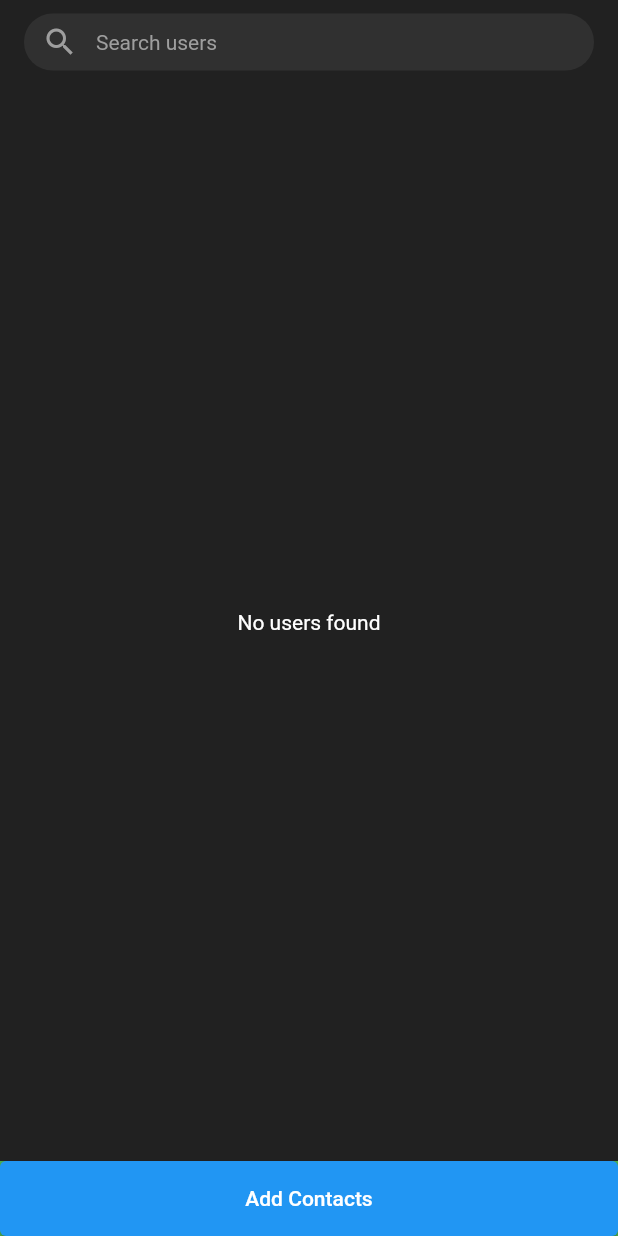
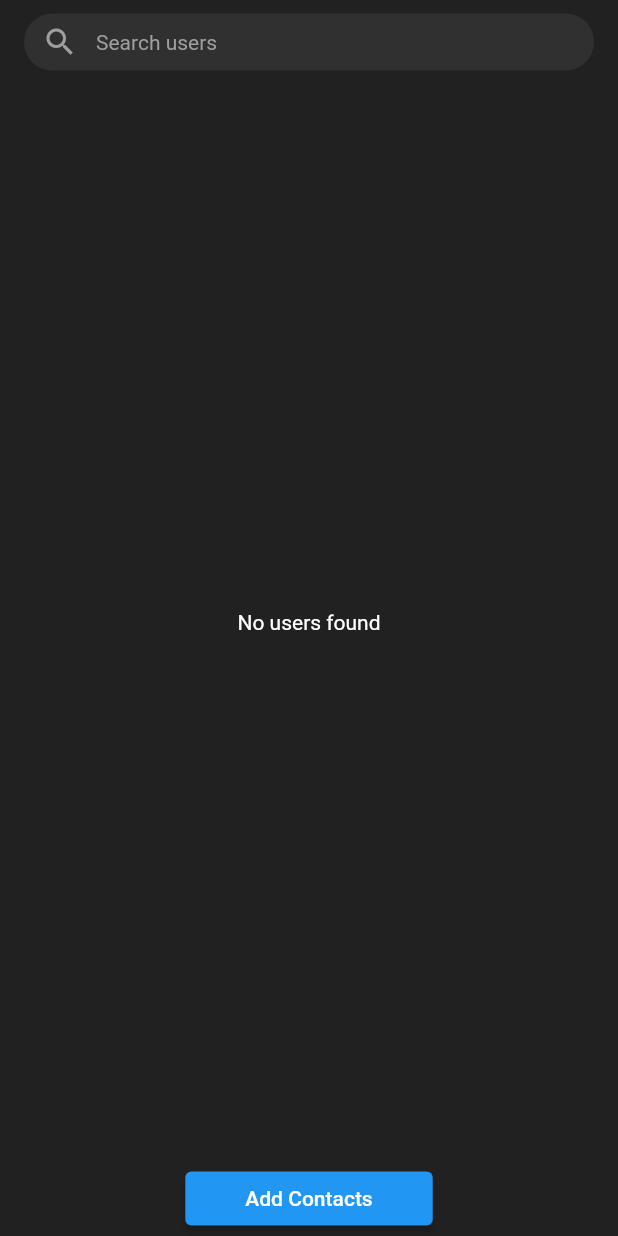
Before and after one commit to SeveralSnipe/GoogleSolutionChallenge2023, a Flutter app: the screen it shows after launch, on a phone screen of 412 x 824 dp. Run offline on Flutter 3.47's test engine with Material 2 defaults, Android fonts, the phone set to English and light mode, and no system bars; our stand-ins replace flutter_slidable.

Commit message:
final commit without backend

```diff
--- a/lib/main.dart
+++ b/lib/main.dart
@@ -212,12 +212,11 @@ class _HomePageState extends State<HomePage> {
                 )),
         )),
 
-      SizedBox(
+      Container(
             width: double.infinity,
             height:50,
-            child: Container(
-              color:Colors.green,
-              width:40,
+            color: Colors.grey.shade900,
+            child: Center(
               child: ElevatedButton(
                 onPressed: () {
                   showSimpleModalDialog(context);
```
